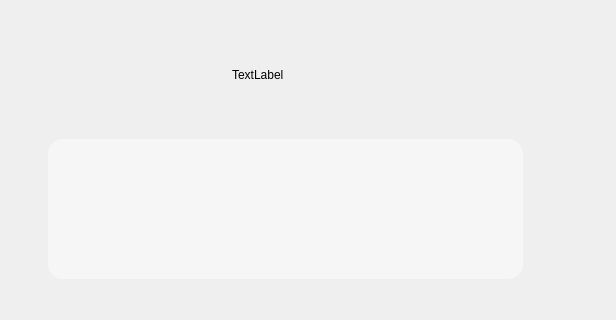
The window that Adora/Adora/Ui/AboutWidget.ui (hash1018/Adora) describes before a commit, drawn with Qt 5; both pictures show x 0 to 616 and y 93 to 413 of the 616 by 533 pixel window.
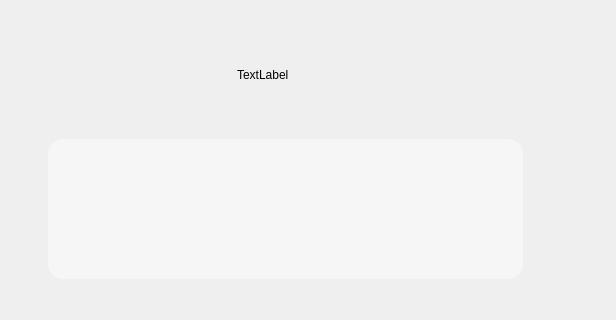
The same window after the commit. Icons and pictures are not drawn.

The edit to the form file:
```diff
--- a/Adora/Adora/Ui/AboutWidget.ui
+++ b/Adora/Adora/Ui/AboutWidget.ui
@@ -110,19 +110,19 @@
      <rect>
       <x>29</x>
       <y>21</y>
-      <width>45</width>
+      <width>90</width>
       <height>36</height>
      </rect>
     </property>
     <property name="minimumSize">
      <size>
-      <width>45</width>
+      <width>90</width>
       <height>36</height>
      </size>
     </property>
     <property name="maximumSize">
      <size>
-      <width>45</width>
+      <width>90</width>
       <height>36</height>
      </size>
     </property>
@@ -158,7 +158,7 @@
    <widget class="QLabel" name="developerLabel2">
     <property name="geometry">
      <rect>
-      <x>102</x>
+      <x>112</x>
       <y>21</y>
       <width>250</width>
       <height>36</height>
@@ -183,7 +183,7 @@
    <widget class="QLabel" name="emailLabel2">
     <property name="geometry">
      <rect>
-      <x>102</x>
+      <x>112</x>
       <y>52</y>
       <width>250</width>
       <height>36</height>
@@ -208,21 +208,21 @@
    <widget class="QLabel" name="githubLabel2">
     <property name="geometry">
      <rect>
-      <x>102</x>
+      <x>112</x>
       <y>83</y>
-      <width>250</width>
+      <width>320</width>
       <height>36</height>
      </rect>
     </property>
     <property name="minimumSize">
      <size>
-      <width>250</width>
+      <width>320</width>
       <height>36</height>
      </size>
     </property>
     <property name="maximumSize">
      <size>
-      <width>250</width>
+      <width>320</width>
       <height>36</height>
      </size>
     </property>
@@ -234,22 +234,22 @@
   <widget class="QLabel" name="versionLabel">
    <property name="geometry">
     <rect>
-     <x>232</x>
-     <y>162</y>
+     <x>237</x>
+     <y>155</y>
      <width>100</width>
-     <height>12</height>
+     <height>25</height>
     </rect>
    </property>
    <property name="minimumSize">
     <size>
      <width>100</width>
-     <height>12</height>
+     <height>25</height>
     </size>
    </property>
    <property name="maximumSize">
     <size>
      <width>100</width>
-     <height>12</height>
+     <height>25</height>
     </size>
    </property>
    <property name="text">
```
